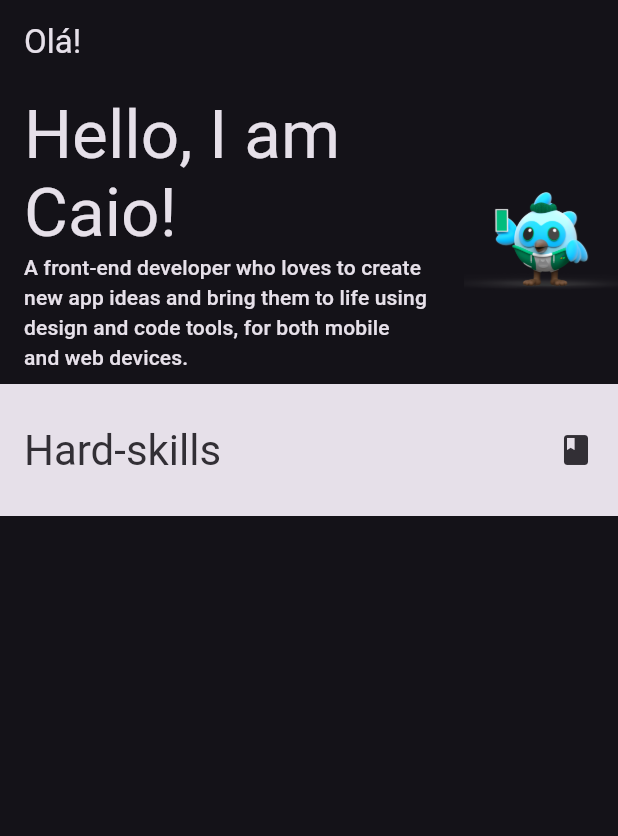
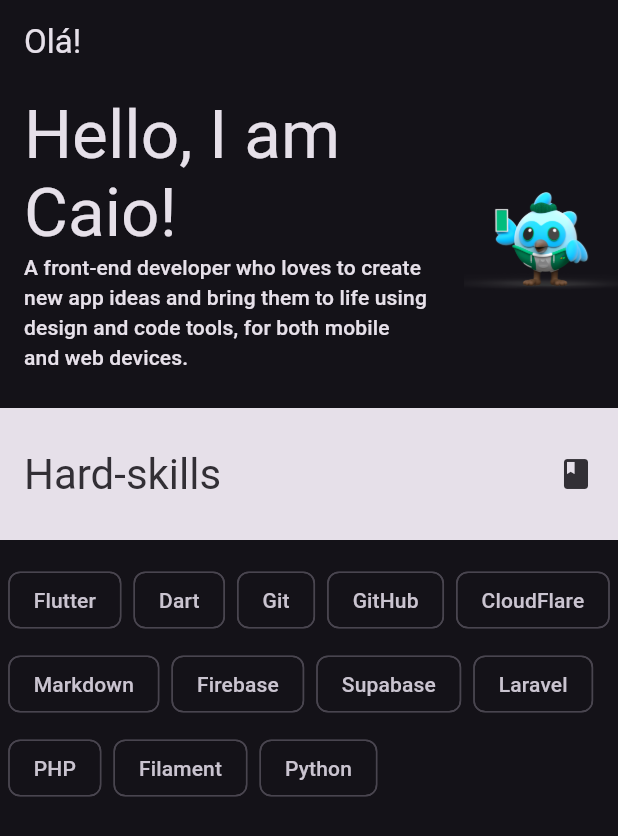
Before and after one commit to Kainato/kainato_portfolio, a Flutter app: the screen it shows after launch, on a phone screen of 412 x 824 dp. Shown: the top 836 px of the screen. Run offline on Flutter 3.47's test engine with Material 3 defaults, Android fonts, the phone set to English and light mode, and no system bars.

Commit message:
feat: Adiciona seção de habilidades com chips na HomePage

```diff
--- a/lib/app/home/home_page.dart
+++ b/lib/app/home/home_page.dart
@@ -21,6 +21,7 @@
         mainAxisAlignment: MainAxisAlignment.start,
         crossAxisAlignment: CrossAxisAlignment.center,
         mainAxisSize: MainAxisSize.max,
+        spacing: 16.0,
         children: [
           Row(
             children: [
@@ -41,6 +42,24 @@
             ],
           ),
           SectionHeaderTile(title: 'Hard-skills', icon: Icons.book),
+          Wrap(
+            spacing: 8.0,
+            runSpacing: 8.0,
+            children: [
+              Chip(label: Text('Flutter')),
+              Chip(label: Text('Dart')),
+              Chip(label: Text('Git')),
+              Chip(label: Text('GitHub')),
+              Chip(label: Text('CloudFlare')),
+              Chip(label: Text('Markdown')),
+              Chip(label: Text('Firebase')),
+              Chip(label: Text('Supabase')),
+              Chip(label: Text('Laravel')),
+              Chip(label: Text('PHP')),
+              Chip(label: Text('Filament')),
+              Chip(label: Text('Python')),
+            ],
+          ),
         ],
       ),
     );
```
